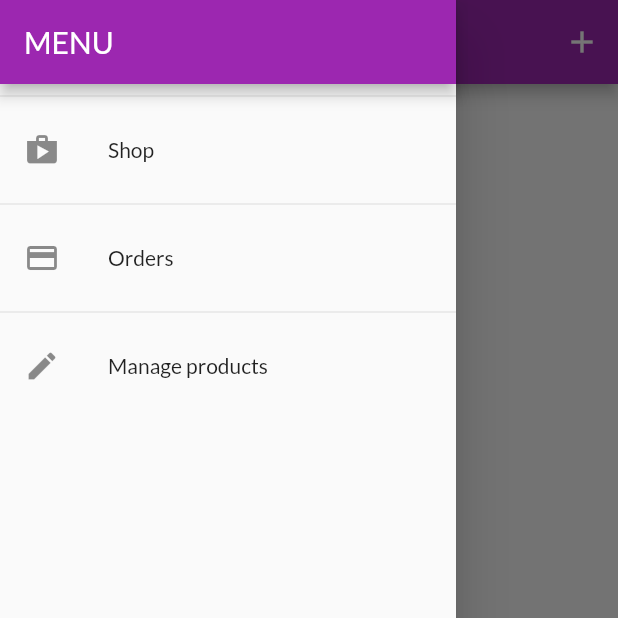
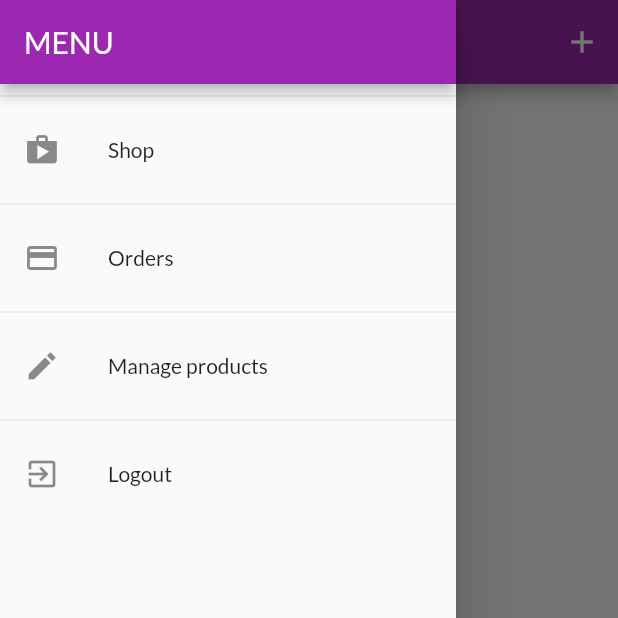
Before and after one commit to AlmirJusic/shop_app_flutter, a Flutter app: the UserProductsScreen screen opened by its route, with the side drawer open, on a phone screen of 412 x 824 dp, the top half of it. Run offline on Flutter 3.47's test engine with Material 2 defaults, Android fonts, the phone set to English and light mode, and no system bars; our stand-ins replace shared_preferences; accounts and stored records are empty; network calls fail.

```diff
--- a/lib/providers/orders.dart
+++ b/lib/providers/orders.dart
@@ -20,7 +20,11 @@ class OrderItem {
 }
 
 class Orders with ChangeNotifier {
+  final String? authToken;
+  final String? userId;
   List<OrderItem> _orders = [];
+
+  Orders(this.authToken, this.userId, this._orders);
 
   List<OrderItem> get orders {
     return [..._orders];
@@ -28,7 +32,7 @@ class Orders with ChangeNotifier {
 
   Future<void> getOrders() async {
     final url = Uri.parse(
-        'https://shop-app-flutter-d720d-default-rtdb.europe-west1.firebasedatabase.app/orders.json');
+        'https://shop-app-flutter-d720d-default-rtdb.europe-west1.firebasedatabase.app/orders/$userId.json?auth=$authToken');
 
     try {
       final response = await http.get(url);
@@ -61,13 +65,13 @@ class Orders with ChangeNotifier {
       _orders = loadedOrders.reversed.toList();
       notifyListeners();
     } catch (error) {
-      throw error;
+      rethrow;
     }
   }
 
   Future<void> addOrder(List<CartItem> cartProducts, double total) async {
     final url = Uri.parse(
-        'https://shop-app-flutter-d720d-default-rtdb.europe-west1.firebasedatabase.app/orders.json');
+        'https://shop-app-flutter-d720d-default-rtdb.europe-west1.firebasedatabase.app/orders/$userId.json?auth=$authToken');
 
     final timeStamp = DateTime.now();
 
--- a/lib/screens/user_products_screen.dart
+++ b/lib/screens/user_products_screen.dart
@@ -6,12 +6,33 @@ import '../widgets/app_drawer.dart';
 import '../widgets/user_product_item.dart';
 import './edit_product_screen.dart';
 
-class UserProductsScreen extends StatelessWidget {
+class UserProductsScreen extends StatefulWidget {
+  const UserProductsScreen({super.key});
   static const routeName = '/user-products';
-  const UserProductsScreen({super.key});
+
+  @override
+  State<UserProductsScreen> createState() => _UserProductsScreenState();
+}
+
+class _UserProductsScreenState extends State<UserProductsScreen> {
+  var _isLoading = false;
+
+  @override
+  void initState() {
+    Future.delayed(Duration.zero).then((_) async {
+      setState(() {
+        _isLoading = true;
+      });
+      await Provider.of<Products>(context, listen: false).getProducts(true);
+      setState(() {
+        _isLoading = false;
+      });
+    });
+    super.initState();
+  }
 
   Future<void> _refreshProducts(BuildContext context) async {
-    await Provider.of<Products>(context, listen: false).getProducts();
+    await Provider.of<Products>(context, listen: false).getProducts(true);
   }
 
   @override
@@ -30,7 +51,9 @@ class UserProductsScreen extends StatelessWidget {
         ],
       ),
       drawer: const AppDrawer(),
-      body: RefreshIndicator(
+      body: _isLoading
+          ? const Center(child: CircularProgressIndicator())
+          : RefreshIndicator(
               onRefresh: () => _refreshProducts(context),
               child: Padding(
                 padding: const EdgeInsets.all(8),
--- a/lib/widgets/app_drawer.dart
+++ b/lib/widgets/app_drawer.dart
@@ -1,5 +1,7 @@
 import 'package:flutter/material.dart';
+import 'package:provider/provider.dart';
 
+import '../providers/auth.dart';
 import '../screens/user_products_screen.dart';
 import '../screens/orders_screen.dart';
 
@@ -41,6 +43,15 @@ class AppDrawer extends StatelessWidget {
                   .pushReplacementNamed(UserProductsScreen.routeName);
             },
           ),
+          const Divider(),
+          ListTile(
+            leading: const Icon(Icons.exit_to_app),
+            title: const Text('Logout'),
+            onTap: () {
+              Navigator.of(context).pushReplacementNamed('/');
+              Provider.of<Auth>(context, listen: false).logout();
+            },
+          ),
         ],
       ),
     );
--- a/pubspec.yaml
+++ b/pubspec.yaml
@@ -39,6 +39,7 @@ dependencies:
   provider: ^6.0.4
   intl: ^0.17.0
   http: ^0.13.5
+  shared_preferences: ^2.0.15
 
 dev_dependencies:
   flutter_test:
```
Also changed, not shown: lib/main.dart (+26 -8 lines), lib/providers/auth.dart (+112 -1 lines), lib/providers/product.dart (+8 -6 lines), lib/providers/products.dart (+23 -8 lines), lib/screens/edit_product_screen.dart (+6 -1 lines), lib/screens/splash_screen.dart (added, +14 -0 lines), lib/widgets/product_item.dart (+5 -2 lines), pubspec.lock, 1 other file. Lines whose indentation alone changed are shown as unchanged.
